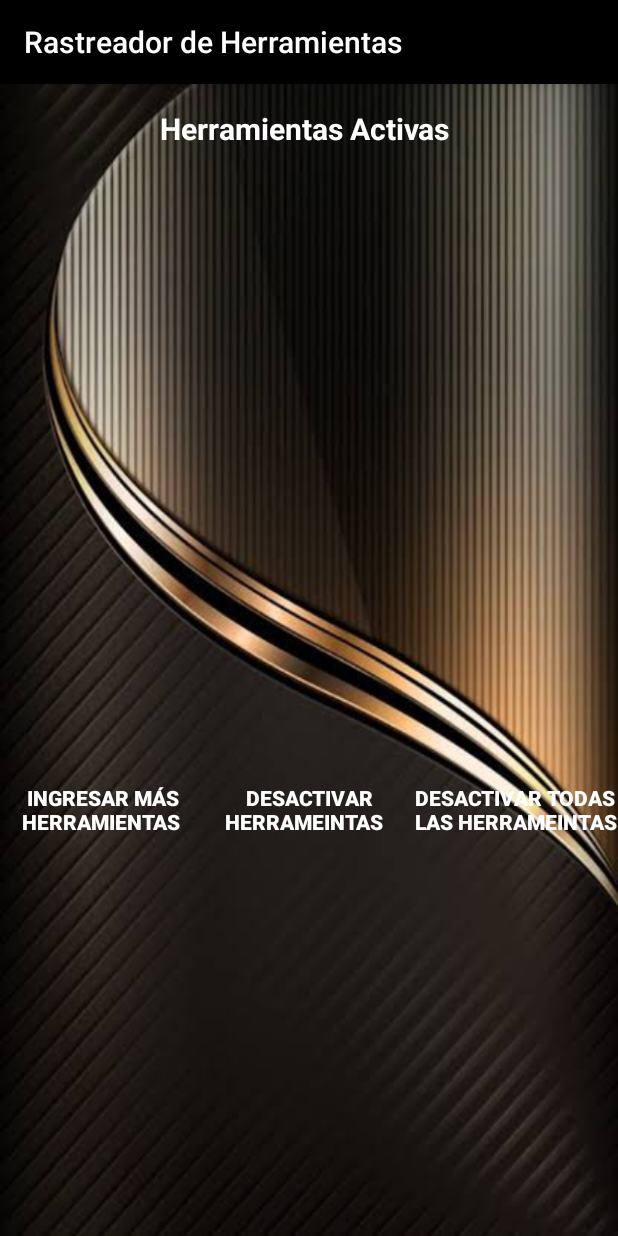
After one commit to Alexischachiro/rastreador2, an Android app: the desactivarherra screen opened directly, with no data from a screen before it, on a phone screen of 412 x 824 dp. The commit adds this screen. Run offline under Robolectric (Android 15) with nearby library versions, the phone set to English and light mode, and no system bars.

Commit message:
Se agregaron dos activitys para el estatus del operador

```diff
--- a/app/src/main/AndroidManifest.xml
+++ b/app/src/main/AndroidManifest.xml
@@ -16,7 +16,9 @@
         android:roundIcon="@mipmap/ic_launcher_round"
         android:supportsRtl="true"
         android:theme="@style/AppTheme">
-        <activity android:name=".seleccionarherramienta"></activity>
+        <activity android:name=".desactivarherra"></activity>
+        <activity android:name=".detallesOperadorHerrameintas" />
+        <activity android:name=".seleccionarherramienta" />
         <activity android:name=".seleccionarOperador" />
         <activity android:name=".IngresarUsuario" />
         <activity android:name=".consultarbase" />
--- /dev/null
+++ b/app/src/main/java/com/example/rastreador2/desactivarherra.java
@@ -0,0 +1,14 @@
+package com.example.rastreador2;
+
+import androidx.appcompat.app.AppCompatActivity;
+
+import android.os.Bundle;
+
+public class desactivarherra extends AppCompatActivity {
+
+    @Override
+    protected void onCreate(Bundle savedInstanceState) {
+        super.onCreate(savedInstanceState);
+        setContentView(R.layout.activity_desactivarherra);
+    }
+}
--- /dev/null
+++ b/app/src/main/res/layout/activity_desactivarherra.xml
@@ -0,0 +1,75 @@
+<?xml version="1.0" encoding="utf-8"?>
+<androidx.appcompat.widget.LinearLayoutCompat xmlns:android="http://schemas.android.com/apk/res/android"
+    xmlns:app="http://schemas.android.com/apk/res-auto"
+    xmlns:tools="http://schemas.android.com/tools"
+    android:layout_width="match_parent"
+    android:layout_height="match_parent"
+    android:orientation="vertical"
+    android:background="@drawable/images"
+    tools:context=".desactivarherra">
+
+
+
+
+    <TextView
+        android:id="@+id/textView"
+        android:layout_width="411dp"
+        android:layout_height="60dp"
+        android:gravity="center"
+        android:text="Herramientas Activas "
+        android:textColor="@android:color/background_light"
+        android:textSize="20dp"
+        android:textStyle="bold" />
+    <LinearLayout
+        android:layout_width="wrap_content"
+        android:layout_height="400dp">
+
+        <ListView
+            android:id="@+id/listViewHerramientas"
+            android:layout_width="match_parent"
+            android:layout_height="match_parent" />
+    </LinearLayout>
+
+    <LinearLayout
+        android:layout_width="match_parent"
+        android:layout_height="wrap_content"
+        android:layout_weight="1"
+        android:orientation="horizontal">
+
+        <Button
+            android:id="@+id/reingresarherra"
+            android:layout_width="match_parent"
+            android:layout_height="wrap_content"
+            android:layout_weight="0.33"
+            android:background="@color/transp"
+            android:gravity="center"
+            android:onClick="onClick"
+            android:text="Ingresar más Herramientas "
+            android:textColor="#FFFFFF"
+            android:textStyle="bold" />
+
+        <Button
+            android:id="@+id/desactivarherra"
+            android:layout_width="match_parent"
+            android:layout_height="wrap_content"
+            android:layout_weight="0.33"
+            android:background="@color/transp"
+            android:gravity="center"
+            android:onClick="onClick"
+            android:text="Desactivar Herrameintas  "
+            android:textColor="#FFFFFF"
+            android:textStyle="bold" />
+        <Button
+            android:id="@+id/desactivartodaherra"
+            android:layout_width="match_parent"
+            android:layout_height="wrap_content"
+            android:layout_weight="0.33"
+            android:background="@color/transp"
+            android:gravity="center"
+            android:onClick="onClick"
+            android:text="Desactivar todas las Herrameintas"
+            android:textColor="#FFFFFF"
+            android:textStyle="bold" />
+    </LinearLayout>
+
+</androidx.appcompat.widget.LinearLayoutCompat>
```
Also changed, not shown: app/src/main/java/com/example/rastreador2/GPS.java (+10 -1 lines), app/src/main/java/com/example/rastreador2/detallesOperadorHerrameintas.java (added, +18 -0 lines), app/src/main/res/layout/activity_detalles_operador_herrameintas.xml (added, +41 -0 lines), app/src/main/res/layout/activity_gps.xml (+13 -13 lines).
